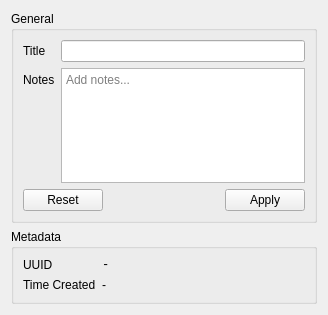
The window that src/gui/detailsection.ui (campbellmbrown/task-app) describes before a commit, drawn with Qt 5.
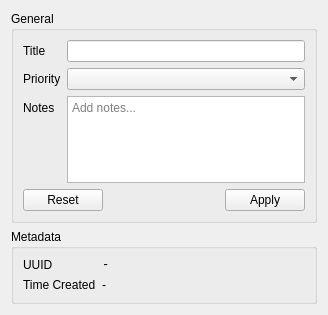
The same window after the commit.

Commit message: #11 Showing priority in details

```diff
--- a/src/gui/detailsection.ui
+++ b/src/gui/detailsection.ui
@@ -30,21 +30,21 @@
       <item row="0" column="1">
        <widget class="QLineEdit" name="titleLineEdit"/>
       </item>
-      <item row="1" column="0">
+      <item row="2" column="0">
        <widget class="QLabel" name="notesLabel">
         <property name="text">
          <string>Notes</string>
         </property>
        </widget>
       </item>
-      <item row="1" column="1">
+      <item row="2" column="1">
        <widget class="QPlainTextEdit" name="notesPlainTextEdit">
         <property name="placeholderText">
          <string>Add notes...</string>
         </property>
        </widget>
       </item>
-      <item row="2" column="0" colspan="2">
+      <item row="3" column="0" colspan="2">
        <widget class="QDialogButtonBox" name="generalButtonBox">
         <property name="standardButtons">
          <set>QDialogButtonBox::Apply|QDialogButtonBox::Reset</set>
@@ -54,6 +54,16 @@
         </property>
        </widget>
       </item>
+      <item row="1" column="0">
+       <widget class="QLabel" name="priorityLabel">
+        <property name="text">
+         <string>Priority</string>
+        </property>
+       </widget>
+      </item>
+      <item row="1" column="1">
+       <widget class="QComboBox" name="priorityComboBox"/>
+      </item>
      </layout>
     </widget>
    </item>
```
The commit also changes 5 other files.
